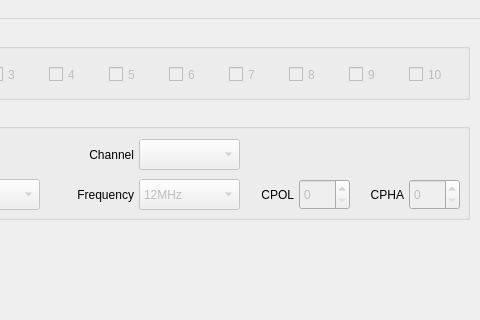
Qt form src/devicewindow.ui (bloguetronica/cp2130-com) before a commit; both pictures show x 211 to 691 and y 0 to 320 of the 691 by 600 pixel window.
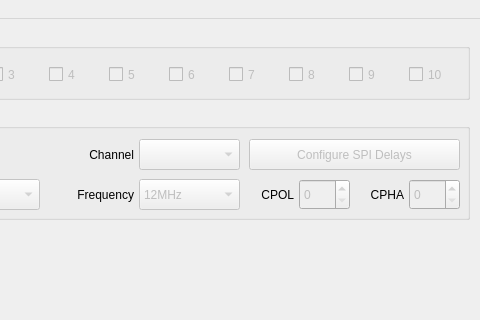
The same form after that commit. Icons and pictures are not drawn.

The edit to the form file:
```diff
--- a/src/devicewindow.ui
+++ b/src/devicewindow.ui
@@ -442,6 +442,22 @@
       <number>1</number>
      </property>
     </widget>
+    <widget class="QPushButton" name="pushButtonConfigureSPIDelays">
+     <property name="enabled">
+      <bool>false</bool>
+     </property>
+     <property name="geometry">
+      <rect>
+       <x>450</x>
+       <y>30</y>
+       <width>211</width>
+       <height>31</height>
+      </rect>
+     </property>
+     <property name="text">
+      <string>Configure SPI Delays</string>
+     </property>
+    </widget>
    </widget>
   </widget>
   <widget class="QMenuBar" name="menuBar">
```
Left out of the diff: 9 changed lines with no effect on the pictures.
